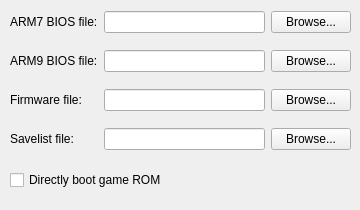
This is src/qt/configwindow.ui in PSI-Rockin/CorgiDS as Qt 5 draws it before an edit. The edited form follows.
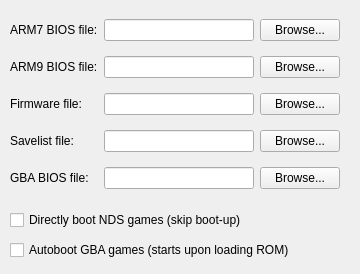
This is the edited form.

Patch:
```diff
--- a/src/qt/configwindow.ui
+++ b/src/qt/configwindow.ui
@@ -7,7 +7,7 @@
     <x>0</x>
     <y>0</y>
     <width>360</width>
-    <height>210</height>
+    <height>274</height>
    </rect>
   </property>
   <property name="windowTitle">
@@ -17,57 +17,73 @@
    <property name="geometry">
     <rect>
      <x>10</x>
-     <y>170</y>
-     <width>291</width>
+     <y>210</y>
+     <width>331</width>
      <height>20</height>
     </rect>
    </property>
    <property name="text">
-    <string>Directly boot game ROM</string>
+    <string>Directly boot NDS games (skip boot-up)</string>
    </property>
   </widget>
-  <widget class="QWidget" name="gridLayoutWidget">
+  <widget class="QCheckBox" name="toggle_gba_boot">
    <property name="geometry">
     <rect>
      <x>10</x>
-     <y>0</y>
-     <width>341</width>
-     <height>161</height>
+     <y>240</y>
+     <width>331</width>
+     <height>20</height>
+    </rect>
+   </property>
+   <property name="text">
+    <string>Autoboot GBA games (starts upon loading ROM)</string>
+   </property>
+  </widget>
+  <widget class="QWidget" name="">
+   <property name="geometry">
+    <rect>
+     <x>10</x>
+     <y>10</y>
+     <width>330</width>
+     <height>191</height>
     </rect>
    </property>
    <layout class="QGridLayout" name="gridLayout">
+    <item row="0" column="0">
+     <widget class="QLabel" name="label_1">
+      <property name="text">
+       <string>ARM7 BIOS file:</string>
+      </property>
+     </widget>
+    </item>
+    <item row="0" column="1">
+     <widget class="QLineEdit" name="arm7_BIOS_name"/>
+    </item>
+    <item row="0" column="2">
+     <widget class="QPushButton" name="find_arm7_BIOS">
+      <property name="text">
+       <string>Browse...</string>
+      </property>
+     </widget>
+    </item>
     <item row="1" column="0">
      <widget class="QLabel" name="label_2">
       <property name="text">
-       <string>ARM7 BIOS file:</string>
-      </property>
-     </widget>
-    </item>
-    <item row="4" column="1">
-     <widget class="QLineEdit" name="savelist_name">
-      <property name="readOnly">
-       <bool>true</bool>
-      </property>
-     </widget>
-    </item>
-    <item row="3" column="1">
-     <widget class="QLineEdit" name="firmware_name"/>
-    </item>
-    <item row="4" column="0">
-     <widget class="QLabel" name="label_4">
-      <property name="text">
-       <string>Savelist file:</string>
-      </property>
-     </widget>
-    </item>
-    <item row="2" column="0">
-     <widget class="QLabel" name="label">
-      <property name="text">
        <string>ARM9 BIOS file:</string>
       </property>
      </widget>
     </item>
-    <item row="3" column="0">
+    <item row="1" column="1">
+     <widget class="QLineEdit" name="arm9_BIOS_name"/>
+    </item>
+    <item row="1" column="2">
+     <widget class="QPushButton" name="find_arm9_BIOS">
+      <property name="text">
+       <string>Browse...</string>
+      </property>
+     </widget>
+    </item>
+    <item row="2" column="0">
      <widget class="QLabel" name="label_3">
       <property name="text">
        <string>Firmware file:</string>
@@ -75,39 +91,57 @@
      </widget>
     </item>
     <item row="2" column="1">
-     <widget class="QLineEdit" name="arm9_BIOS_name"/>
-    </item>
-    <item row="1" column="1">
-     <widget class="QLineEdit" name="arm7_BIOS_name"/>
-    </item>
-    <item row="1" column="2">
-     <widget class="QPushButton" name="find_arm7_BIOS">
-      <property name="text">
-       <string>Browse...</string>
-      </property>
-     </widget>
+     <widget class="QLineEdit" name="firmware_name"/>
     </item>
     <item row="2" column="2">
-     <widget class="QPushButton" name="find_arm9_BIOS">
-      <property name="text">
-       <string>Browse...</string>
-      </property>
-     </widget>
-    </item>
-    <item row="3" column="2">
      <widget class="QPushButton" name="find_firmware">
       <property name="text">
        <string>Browse...</string>
       </property>
      </widget>
     </item>
-    <item row="4" column="2">
+    <item row="3" column="0">
+     <widget class="QLabel" name="label_4">
+      <property name="text">
+       <string>Savelist file:</string>
+      </property>
+     </widget>
+    </item>
+    <item row="3" column="1">
+     <widget class="QLineEdit" name="savelist_name">
+      <property name="readOnly">
+       <bool>true</bool>
+      </property>
+     </widget>
+    </item>
+    <item row="3" column="2">
      <widget class="QPushButton" name="find_savelist">
       <property name="text">
        <string>Browse...</string>
       </property>
      </widget>
     </item>
+    <item row="4" column="0">
+     <widget class="QLabel" name="label_5">
+      <property name="text">
+       <string>GBA BIOS file:</string>
+      </property>
+     </widget>
+    </item>
+    <item row="4" column="1">
+     <widget class="QLineEdit" name="gba_BIOS_name">
+      <property name="readOnly">
+       <bool>true</bool>
+      </property>
+     </widget>
+    </item>
+    <item row="4" column="2">
+     <widget class="QPushButton" name="find_gba_BIOS">
+      <property name="text">
+       <string>Browse...</string>
+      </property>
+     </widget>
+    </item>
    </layout>
   </widget>
  </widget>
```
